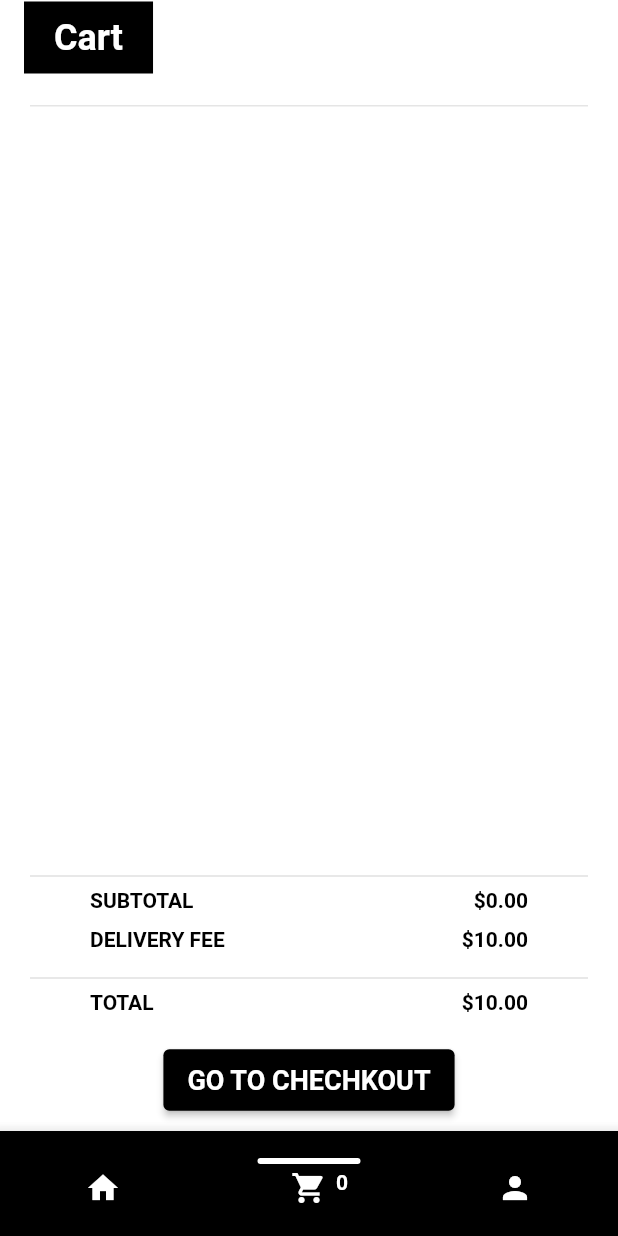
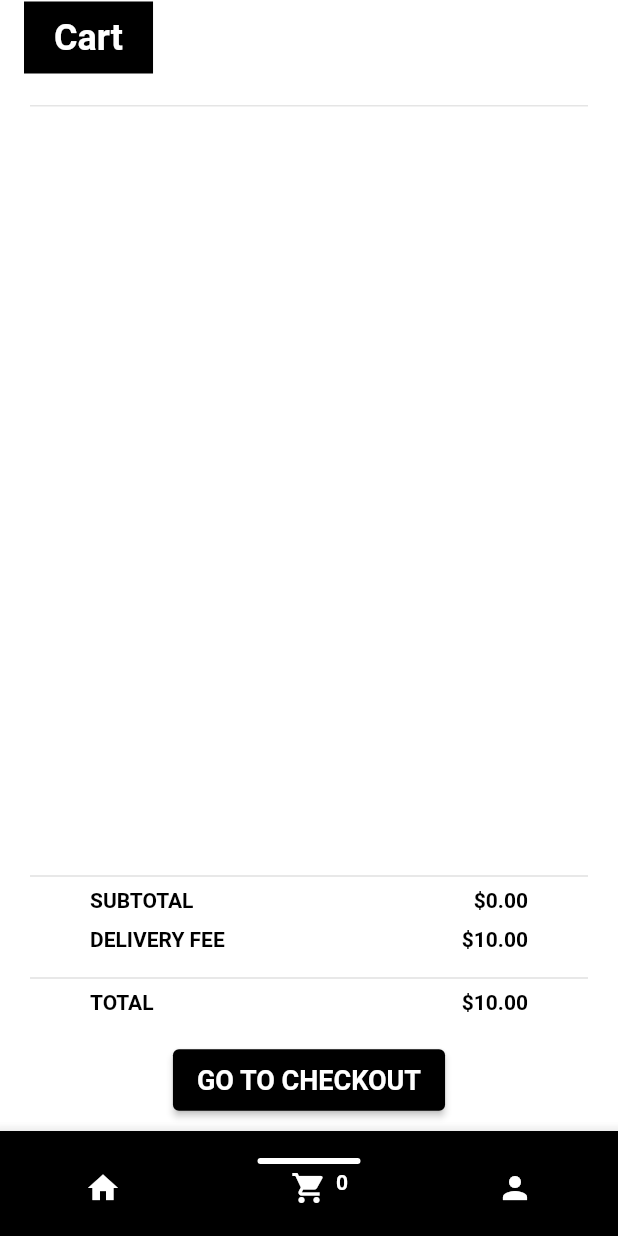
Before and after one commit to shoxrux1996/flutter_ecommerce_app, a Flutter app: the screen it shows after launch, item 2 of the bottom bar chosen, on a phone screen of 412 x 824 dp. Run offline on Flutter 3.47's test engine with Material 2 defaults, Android fonts, the phone set to English and light mode, and no system bars; our stand-ins replace carousel_slider, equatable, flutter_bloc; network calls fail; Roboto replaces fonts that are missing (Avenir).

Commit message:
Appbar refactor

```diff
--- a/lib/screens/cart/cart_screen.dart
+++ b/lib/screens/cart/cart_screen.dart
@@ -1,5 +1,6 @@
 import 'package:flutter/material.dart';
 import 'package:flutter_bloc/flutter_bloc.dart';
+import 'package:flutter_ecommerce_app/screens/checkout/checkout_screen.dart';
 import 'package:flutter_ecommerce_app/widgets/widgets.dart';
 import 'package:flutter_ecommerce_app/blocs/cart/cart_bloc.dart';
 
@@ -15,6 +16,14 @@ class CartScreen extends StatelessWidget {
     );
   }
 
+  void _goToCheckout(BuildContext context) {
+    Navigator.of(context).push(
+      MaterialPageRoute(
+        builder: (context) => const CheckoutScreen(),
+      ),
+    );
+  }
+
   @override
   Widget build(BuildContext context) {
     return Scaffold(
@@ -22,19 +31,20 @@ class CartScreen extends StatelessWidget {
         title: 'Cart',
       ),
       body: BlocBuilder<CartBloc, CartState>(
-        builder: (context, state) {
+        builder: (blocContext, state) {
           if (state is CartLoadingState) {
             return const Center(child: CircularProgressIndicator());
           } else if (state is CartLoadedState) {
             return CartView(
               cart: state.cart,
+              goToCheckout: _goToCheckout,
             );
           } else {
             return const Text('Error');
           }
         },
       ),
-      bottomNavigationBar: const DefaultBottomAppBar(),
+      bottomNavigationBar: CustomBottomAppBar.defaultBottomAppBar(),
     );
   }
 }
--- a/lib/screens/catalog/catalog_screen.dart
+++ b/lib/screens/catalog/catalog_screen.dart
@@ -24,7 +24,7 @@ class CatalogScreen extends StatelessWidget {
       appBar: CustomAppBar.defaultAppBar(
         title: category.name,
       ),
-      bottomNavigationBar: const DefaultBottomAppBar(),
+      bottomNavigationBar: CustomBottomAppBar.defaultBottomAppBar(),
       body: GridView.builder(
         padding: const EdgeInsets.symmetric(
           horizontal: 8.0,
--- a/lib/screens/home/home_screen.dart
+++ b/lib/screens/home/home_screen.dart
@@ -48,7 +48,7 @@ class _HomeScreenState extends State<HomeScreen> {
         ),
         title: 'E-shop',
       ),
-      bottomNavigationBar: const DefaultBottomAppBar(),
+      bottomNavigationBar: CustomBottomAppBar.defaultBottomAppBar(),
       body: SingleChildScrollView(
         child: Column(
           children: [
--- a/lib/screens/menu/menu_screen.dart
+++ b/lib/screens/menu/menu_screen.dart
@@ -43,7 +43,7 @@ class _MenuScreenState extends State<MenuScreen> {
           ],
         ),
       ),
-      bottomNavigationBar: const DefaultBottomAppBar(),
+      bottomNavigationBar: CustomBottomAppBar.defaultBottomAppBar(),
     );
   }
 }
--- a/lib/screens/product/product_sreen.dart
+++ b/lib/screens/product/product_sreen.dart
@@ -2,7 +2,6 @@ import 'package:flutter/material.dart';
 import 'package:flutter/scheduler.dart';
 import 'package:flutter_bloc/flutter_bloc.dart';
 import 'package:flutter_ecommerce_app/blocs/blocs.dart';
-import 'package:flutter_ecommerce_app/blocs/product/product_bloc.dart';
 import 'package:flutter_ecommerce_app/models/models.dart';
 import 'package:flutter_ecommerce_app/widgets/widgets.dart';
 
@@ -160,9 +159,7 @@ class _ProductScreenState extends State<ProductScreen> {
                 selectedProduct: selectedProduct,
                 variants: variants,
                 updateOptions: updateOptions,
-                addToCart: cartState is CartLoadedState
-                    ? addToCart
-                    : null,
+                addToCart: cartState is CartLoadedState ? addToCart : null,
               );
             },
           );
--- a/lib/screens/profile/profile_screen.dart
+++ b/lib/screens/profile/profile_screen.dart
@@ -15,7 +15,7 @@ class _ProfileScreenState extends State<ProfileScreen> {
       appBar: CustomAppBar.defaultAppBar(
         title: 'Profile',
       ),
-      bottomNavigationBar: const DefaultBottomAppBar(),
+      bottomNavigationBar: CustomBottomAppBar.defaultBottomAppBar(),
       body: Container(),
     );
   }
--- a/lib/screens/wishlist/wishlist_screen.dart
+++ b/lib/screens/wishlist/wishlist_screen.dart
@@ -21,7 +21,7 @@ class WishlistScreen extends StatelessWidget {
       appBar: CustomAppBar.defaultAppBar(
         title: 'Wishlist',
       ),
-      bottomNavigationBar: const DefaultBottomAppBar(),
+      bottomNavigationBar: CustomBottomAppBar.defaultBottomAppBar(),
       body: BlocBuilder<WishlistBloc, WishlistState>(
         builder: (context, state) {
           if (state is WishlistLoadingState) {
--- a/lib/simple_bloc_observer.dart
+++ b/lib/simple_bloc_observer.dart
@@ -1,5 +1,3 @@
-import 'dart:developer';
-
 import 'package:flutter_bloc/flutter_bloc.dart';
 
 class SimpleBlocObserver extends BlocObserver {
--- a/lib/widgets/appbar/default_bottom_appbar.dart
+++ b/lib/widgets/appbar/bottom_appbar/home_bottom_appbar.dart
@@ -1,17 +1,14 @@
 import 'package:flutter/material.dart';
 import 'package:flutter_bloc/flutter_bloc.dart';
 import 'package:flutter_ecommerce_app/blocs/blocs.dart';
-import 'package:flutter_ecommerce_app/widgets/appbar/custom_bottom_appbar.dart';
 
-class DefaultBottomAppBar extends StatelessWidget {
-  const DefaultBottomAppBar({
-    super.key,
-  });
+
+class HomeBottomAppBar extends StatelessWidget {
+  const HomeBottomAppBar({super.key});
 
   @override
   Widget build(BuildContext context) {
-    return CustomBottomAppBar(
-      widget: BlocBuilder<NavbarCubit, NavbarState>(
+    return BlocBuilder<NavbarCubit, NavbarState>(
       builder: (context, state) {
         var firstActive = state.index == 0;
         var secondActive = state.index == 1;
@@ -48,7 +45,6 @@ class DefaultBottomAppBar extends StatelessWidget {
               context.read<NavbarCubit>().setTab(index);
             });
       },
-      ),
     );
   }
 }
--- a/lib/widgets/appbar/custom_bottom_appbar.dart
+++ b/lib/widgets/appbar/custom_bottom_appbar.dart
@@ -1,4 +1,5 @@
 import 'package:flutter/material.dart';
+import 'package:flutter_ecommerce_app/widgets/widgets.dart';
 
 class CustomBottomAppBar extends StatelessWidget {
   final Widget widget;
@@ -7,6 +8,12 @@ class CustomBottomAppBar extends StatelessWidget {
     super.key,
     required this.widget,
   });
+
+  factory CustomBottomAppBar.defaultBottomAppBar() {
+    return const CustomBottomAppBar(
+      widget: HomeBottomAppBar(),
+    );
+  }
 
   @override
   Widget build(BuildContext context) {
--- a/lib/widgets/view/cart_view.dart
+++ b/lib/widgets/view/cart_view.dart
@@ -3,11 +3,13 @@ import 'package:flutter_ecommerce_app/models/models.dart';
 import 'package:flutter_ecommerce_app/widgets/widgets.dart';
 
 class CartView extends StatelessWidget {
+  final Function(BuildContext) goToCheckout;
   final Cart cart;
 
   const CartView({
     super.key,
     required this.cart,
+    required this.goToCheckout,
   });
 
   @override
@@ -109,7 +111,7 @@ class CartView extends StatelessWidget {
                       height: 20,
                     ),
                     ElevatedButton(
-                      onPressed: () {},
+                      onPressed: () => goToCheckout(context),
                       style: ElevatedButton.styleFrom(
                         backgroundColor: Colors.black,
                       ),
@@ -118,7 +120,7 @@ class CartView extends StatelessWidget {
                           vertical: 10.0,
                         ),
                         child: Text(
-                          'GO TO CHECHKOUT',
+                          'GO TO CHECKOUT',
                           style: Theme.of(context)
                               .textTheme
                               .displaySmall!
--- a/lib/widgets/view/product_view.dart
+++ b/lib/widgets/view/product_view.dart
@@ -26,7 +26,7 @@ class ProductView extends StatelessWidget {
       appBar: CustomAppBar.defaultAppBar(
         title: 'Product',
       ),
-      bottomNavigationBar: const DefaultBottomAppBar(),
+      bottomNavigationBar: CustomBottomAppBar.defaultBottomAppBar(),
       body: SingleChildScrollView(
         child: Column(
           children: [
--- a/lib/widgets/widgets.dart
+++ b/lib/widgets/widgets.dart
@@ -5,8 +5,6 @@ export 'title/section_title.dart';
 export 'card/product_card.dart';
 export 'carousel/product_carousel.dart';
 export 'appbar/custom_bottom_appbar.dart';
-export 'appbar/default_bottom_appbar.dart';
-export 'appbar/product_bottom_appbar.dart';
 export 'card/cart_product_card.dart';
 export 'title/custom_appbar_title.dart';
 export 'image/custom_network_image.dart';
@@ -14,3 +12,4 @@ export 'select/product_option_select.dart';
 export 'button/product_option_select_button.dart';
 export 'view/product_view.dart';
 export 'view/cart_view.dart';
+export 'appbar/bottom_appbar/home_bottom_appbar.dart';
```
Also changed, not shown: lib/screens/checkout/checkout_screen.dart (added, +48 -0 lines), lib/widgets/appbar/product_bottom_appbar.dart (deleted, +0 -65 lines). Lines whose indentation alone changed are shown as unchanged.
